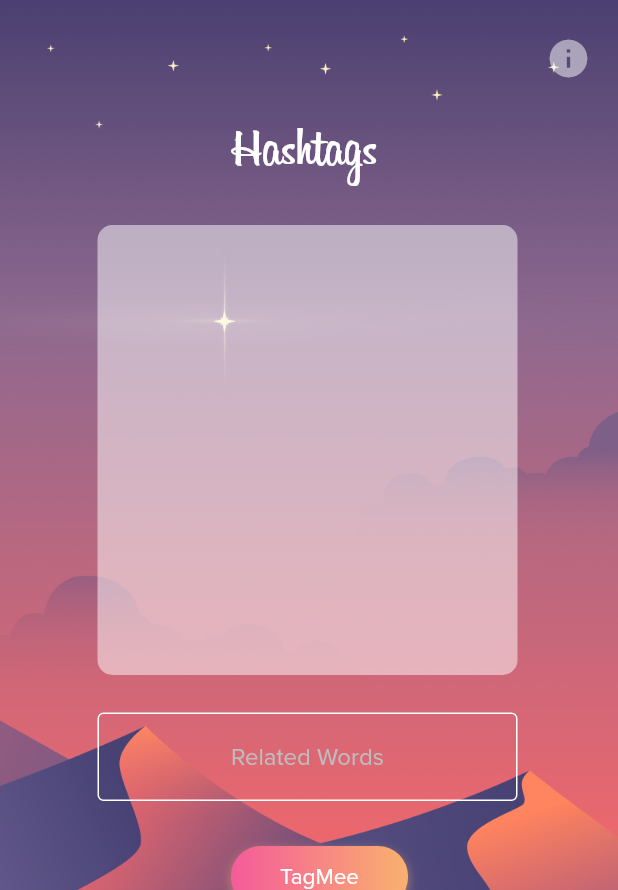
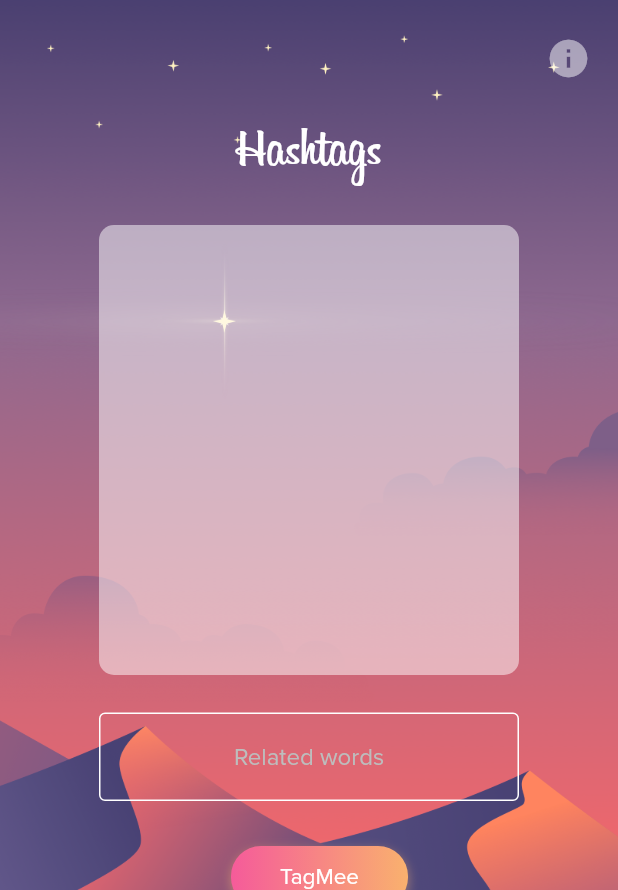
Before and after one commit to ibaiC/TagMee, a Flutter app: the screen it shows after launch, on a phone screen of 412 x 824 dp. Shown: the top 890 px of the screen. Run offline on Flutter 3.47's test engine with Material 2 defaults, Android fonts, the phone set to English and light mode, and no system bars; drawn by our look-alikes of gradient_widgets; our stand-ins replace auto_size_text; network calls fail.

Commit message:
All widgets except buttons are now layed out relative to screen size wohooo

```diff
--- a/lib/home.dart
+++ b/lib/home.dart
@@ -86,23 +86,26 @@ class _HomeScreen extends State<HomeScreen> {
             ),
           ),
         ),
-        Positioned(
-          top: 80.0,
-          left: 155.0,
-          child: Text("Hashtags",
+        Padding(
+          padding: EdgeInsets.only(top: 80.0),
+          child: Align(
+            alignment: Alignment.topCenter,
+            child: Text('Hashtags',
               style: TextStyle(
                 color: Colors.white,
                 fontSize: 35.0,
                 fontFamily: 'Billabong',
+              )
+            ,),
+          )
         ),
-          ),
-        ),
-        Positioned(
-          top: 150.0,
-          left: 65.0,
+        Padding(
+          padding: EdgeInsets.only(top: 150.0),
+          child: Align(
+            alignment: Alignment.topCenter,
+            child: Container(
               height: 300.0,
-          width: 280,
-          child: Container(
+              width: 280.0,
               decoration: BoxDecoration(
                 color: Colors.white.withOpacity(0.5),
                 borderRadius: BorderRadius.all(Radius.circular(10.0)),
@@ -134,9 +137,12 @@ class _HomeScreen extends State<HomeScreen> {
               )
             ),
             ),
+          )
         ),
         Padding(
-          padding: EdgeInsets.fromLTRB(65.0, 475.0, 0.0, 0.0),
+          padding: EdgeInsets.only(top: 475.0),
+          child: Align(
+            alignment: Alignment.topCenter,
             child: Container(
               width: 280,
               child: TextField(
@@ -144,7 +150,7 @@ class _HomeScreen extends State<HomeScreen> {
                   enabledBorder: OutlineInputBorder(
                     borderSide: BorderSide(color: Colors.white),
                   ),
-                hintText: "Related Words",
+                  hintText: "Related words",
                   hintStyle: TextStyle(color: Colors.grey[400])
                 ),
                 textAlign: TextAlign.center,
@@ -156,6 +162,7 @@ class _HomeScreen extends State<HomeScreen> {
                 },
               )
           ),
+          )
         ),
         Positioned(
           top: 560.0,
```
Lines whose indentation alone changed are shown as unchanged.
